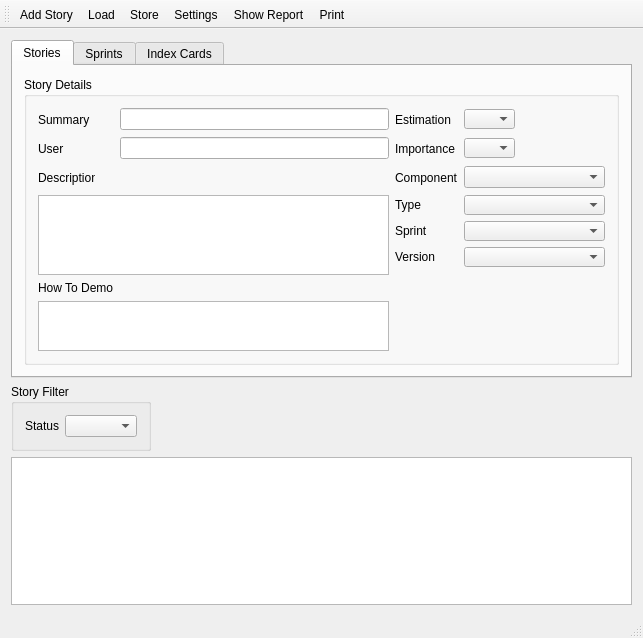
Old version of the form mainwindow.ui in the repository jmreyen/starfish.
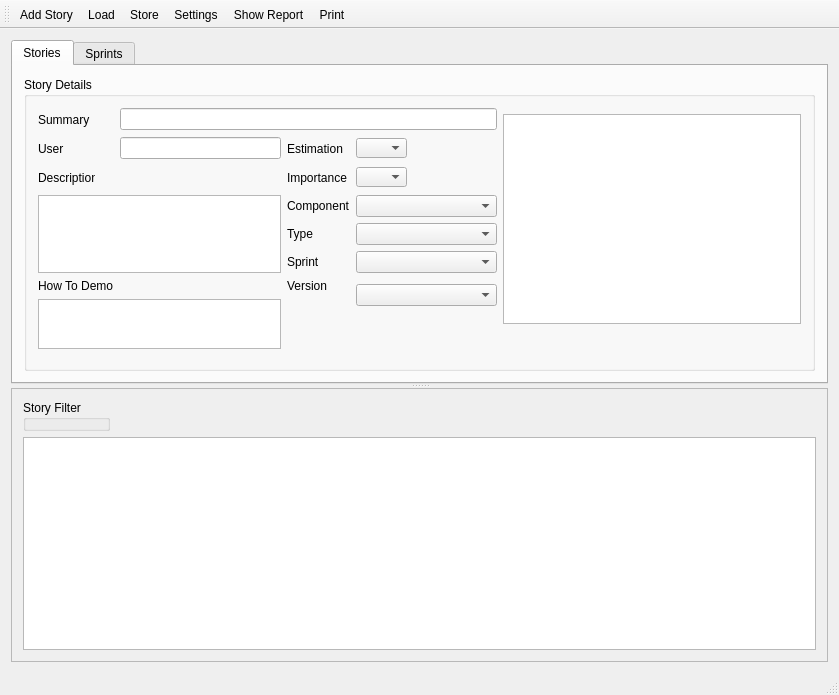
New version of the form. Icons and pictures are not drawn.

What changed in the file:
```diff
--- a/mainwindow.ui
+++ b/mainwindow.ui
@@ -6,8 +6,8 @@
    <rect>
     <x>0</x>
     <y>0</y>
-    <width>643</width>
-    <height>638</height>
+    <width>812</width>
+    <height>658</height>
    </rect>
   </property>
   <property name="sizePolicy">
@@ -25,7 +25,11 @@
   </property>
   <widget class="QWidget" name="centralWidget">
    <layout class="QGridLayout" name="gridLayout_4">
-    <item row="0" column="0" colspan="2">
+    <item row="0" column="0">
+     <widget class="QSplitter" name="splitter">
+      <property name="orientation">
+       <enum>Qt::Vertical</enum>
+      </property>
      <widget class="QTabWidget" name="tabWidget">
       <property name="currentIndex">
        <number>0</number>
@@ -60,8 +64,52 @@
              </property>
             </widget>
            </item>
-           <item row="0" column="1">
-            <widget class="QLineEdit" name="summaryEdit"/>
+            <item row="0" column="1" colspan="3">
+             <widget class="QLineEdit" name="summaryEdit">
+              <property name="minimumSize">
+               <size>
+                <width>161</width>
+                <height>0</height>
+               </size>
+              </property>
+             </widget>
+            </item>
+            <item row="0" column="4" rowspan="9">
+             <widget class="QGraphicsView" name="cardView">
+              <property name="enabled">
+               <bool>true</bool>
+              </property>
+              <property name="sizePolicy">
+               <sizepolicy hsizetype="Fixed" vsizetype="Fixed">
+                <horstretch>0</horstretch>
+                <verstretch>0</verstretch>
+               </sizepolicy>
+              </property>
+              <property name="minimumSize">
+               <size>
+                <width>298</width>
+                <height>210</height>
+               </size>
+              </property>
+              <property name="maximumSize">
+               <size>
+                <width>298</width>
+                <height>210</height>
+               </size>
+              </property>
+              <property name="styleSheet">
+               <string notr="true"/>
+              </property>
+              <property name="frameShape">
+               <enum>QFrame::StyledPanel</enum>
+              </property>
+              <property name="verticalScrollBarPolicy">
+               <enum>Qt::ScrollBarAlwaysOff</enum>
+              </property>
+              <property name="horizontalScrollBarPolicy">
+               <enum>Qt::ScrollBarAlwaysOff</enum>
+              </property>
+             </widget>
            </item>
            <item row="1" column="0">
             <widget class="QLabel" name="label_9">
@@ -83,75 +131,23 @@
             </widget>
            </item>
            <item row="1" column="1">
-            <widget class="QLineEdit" name="reporterEdit"/>
-           </item>
-           <item row="2" column="0">
-            <widget class="QLabel" name="label_7">
+             <widget class="QLineEdit" name="reporterEdit">
              <property name="minimumSize">
               <size>
-               <width>57</width>
-               <height>23</height>
-              </size>
-             </property>
-             <property name="maximumSize">
-              <size>
-               <width>57</width>
-               <height>23</height>
-              </size>
-             </property>
-             <property name="text">
-              <string>Description</string>
-             </property>
-            </widget>
-           </item>
-           <item row="3" column="0" rowspan="4" colspan="2">
-            <widget class="QTextEdit" name="descriptionEdit">
-             <property name="maximumSize">
-              <size>
-               <width>16777215</width>
-               <height>120</height>
-              </size>
-             </property>
-            </widget>
-           </item>
-           <item row="6" column="3" rowspan="2">
-            <spacer name="verticalSpacer">
-             <property name="orientation">
-              <enum>Qt::Vertical</enum>
-             </property>
-             <property name="sizeHint" stdset="0">
-              <size>
-               <width>138</width>
-               <height>24</height>
-              </size>
-             </property>
-            </spacer>
-           </item>
-           <item row="7" column="0">
-            <widget class="QLabel" name="label_24">
-             <property name="text">
-              <string>How To Demo</string>
-             </property>
-            </widget>
-           </item>
-           <item row="8" column="0" colspan="2">
-            <widget class="QTextEdit" name="textEdit">
-             <property name="maximumSize">
-              <size>
-               <width>16777215</width>
-               <height>50</height>
-              </size>
-             </property>
-            </widget>
-           </item>
-           <item row="0" column="2">
+                <width>161</width>
+                <height>0</height>
+               </size>
+              </property>
+             </widget>
+            </item>
+            <item row="1" column="2">
             <widget class="QLabel" name="label_14">
              <property name="text">
               <string>Estimation</string>
              </property>
             </widget>
            </item>
-           <item row="0" column="3">
+            <item row="1" column="3">
             <widget class="QComboBox" name="estComboBox">
              <property name="maximumSize">
               <size>
@@ -161,14 +157,33 @@
              </property>
             </widget>
            </item>
-           <item row="1" column="2">
+            <item row="2" column="0">
+             <widget class="QLabel" name="label_7">
+              <property name="minimumSize">
+               <size>
+                <width>57</width>
+                <height>23</height>
+               </size>
+              </property>
+              <property name="maximumSize">
+               <size>
+                <width>57</width>
+                <height>23</height>
+               </size>
+              </property>
+              <property name="text">
+               <string>Description</string>
+              </property>
+             </widget>
+            </item>
+            <item row="2" column="2">
             <widget class="QLabel" name="label_10">
              <property name="text">
               <string>Importance</string>
              </property>
             </widget>
            </item>
-           <item row="1" column="3">
+            <item row="2" column="3">
             <widget class="QComboBox" name="impComboBox">
              <property name="maximumSize">
               <size>
@@ -178,25 +193,31 @@
              </property>
             </widget>
            </item>
-           <item row="2" column="2">
+            <item row="3" column="0" rowspan="3" colspan="2">
+             <widget class="QTextEdit" name="descriptionEdit">
+              <property name="minimumSize">
+               <size>
+                <width>232</width>
+                <height>72</height>
+               </size>
+              </property>
+              <property name="maximumSize">
+               <size>
+                <width>16777215</width>
+                <height>120</height>
+               </size>
+              </property>
+             </widget>
+            </item>
+            <item row="3" column="2">
             <widget class="QLabel" name="label_12">
              <property name="text">
               <string>Component</string>
              </property>
             </widget>
            </item>
-           <item row="2" column="3">
-            <widget class="QComboBox" name="comComboBox">
-             <property name="minimumSize">
-              <size>
-               <width>141</width>
-               <height>20</height>
-              </size>
-             </property>
-            </widget>
-           </item>
            <item row="3" column="3">
-            <widget class="QComboBox" name="typComboBox">
+             <widget class="QComboBox" name="comComboBox">
              <property name="minimumSize">
               <size>
                <width>141</width>
@@ -205,7 +226,7 @@
              </property>
             </widget>
            </item>
-           <item row="3" column="2">
+            <item row="4" column="2">
             <widget class="QLabel" name="label_6">
              <property name="minimumSize">
               <size>
@@ -218,14 +239,37 @@
              </property>
             </widget>
            </item>
-           <item row="4" column="2">
+            <item row="4" column="3">
+             <widget class="QComboBox" name="typComboBox">
+              <property name="minimumSize">
+               <size>
+                <width>141</width>
+                <height>20</height>
+               </size>
+              </property>
+             </widget>
+            </item>
+            <item row="4" column="5">
+             <spacer name="horizontalSpacer_2">
+              <property name="orientation">
+               <enum>Qt::Horizontal</enum>
+              </property>
+              <property name="sizeHint" stdset="0">
+               <size>
+                <width>40</width>
+                <height>20</height>
+               </size>
+              </property>
+             </spacer>
+            </item>
+            <item row="5" column="2">
             <widget class="QLabel" name="label_11">
              <property name="text">
               <string>Sprint</string>
              </property>
             </widget>
            </item>
-           <item row="4" column="3">
+            <item row="5" column="3">
             <widget class="QComboBox" name="sprComboBox">
              <property name="minimumSize">
               <size>
@@ -235,14 +279,21 @@
              </property>
             </widget>
            </item>
-           <item row="5" column="2">
+            <item row="6" column="0">
+             <widget class="QLabel" name="label_24">
+              <property name="text">
+               <string>How To Demo</string>
+              </property>
+             </widget>
+            </item>
+            <item row="6" column="2">
             <widget class="QLabel" name="label_13">
              <property name="text">
               <string>Version</string>
              </property>
             </widget>
            </item>
-           <item row="5" column="3">
+            <item row="6" column="3" rowspan="2">
             <widget class="QComboBox" name="verComboBox">
              <property name="minimumSize">
               <size>
@@ -252,6 +303,61 @@
              </property>
             </widget>
            </item>
+            <item row="7" column="0" rowspan="3" colspan="2">
+             <widget class="QTextEdit" name="textEdit">
+              <property name="minimumSize">
+               <size>
+                <width>232</width>
+                <height>50</height>
+               </size>
+              </property>
+              <property name="maximumSize">
+               <size>
+                <width>16777215</width>
+                <height>50</height>
+               </size>
+              </property>
+             </widget>
+            </item>
+            <item row="8" column="3" rowspan="2">
+             <spacer name="verticalSpacer">
+              <property name="orientation">
+               <enum>Qt::Vertical</enum>
+              </property>
+              <property name="sizeHint" stdset="0">
+               <size>
+                <width>138</width>
+                <height>24</height>
+               </size>
+              </property>
+             </spacer>
+            </item>
+            <item row="9" column="4" rowspan="2">
+             <spacer name="verticalSpacer_2">
+              <property name="orientation">
+               <enum>Qt::Vertical</enum>
+              </property>
+              <property name="sizeHint" stdset="0">
+               <size>
+                <width>295</width>
+                <height>17</height>
+               </size>
+              </property>
+             </spacer>
+            </item>
+            <item row="10" column="1">
+             <spacer name="verticalSpacer_3">
+              <property name="orientation">
+               <enum>Qt::Vertical</enum>
+              </property>
+              <property name="sizeHint" stdset="0">
+               <size>
+                <width>20</width>
+                <height>4</height>
+               </size>
+              </property>
+             </spacer>
+            </item>
           </layout>
          </widget>
         </item>
@@ -575,108 +681,44 @@
         </attribute>
        </widget>
       </widget>
-      <widget class="QWidget" name="tab_3">
-       <attribute name="title">
-        <string>Index Cards</string>
-       </attribute>
-       <layout class="QGridLayout" name="gridLayout_6">
-        <item row="0" column="0">
-         <widget class="QGroupBox" name="groupBox_3">
-          <property name="title">
-           <string>Preview</string>
-          </property>
-          <layout class="QGridLayout" name="gridLayout_5">
-           <item row="0" column="0">
-            <widget class="QGraphicsView" name="cardView">
-             <property name="enabled">
-              <bool>true</bool>
-             </property>
-             <property name="sizePolicy">
-              <sizepolicy hsizetype="Fixed" vsizetype="Fixed">
-               <horstretch>0</horstretch>
-               <verstretch>0</verstretch>
-              </sizepolicy>
-             </property>
-             <property name="minimumSize">
-              <size>
-               <width>298</width>
-               <height>210</height>
-              </size>
-             </property>
-             <property name="maximumSize">
-              <size>
-               <width>298</width>
-               <height>210</height>
-              </size>
-             </property>
-             <property name="styleSheet">
-              <string notr="true"/>
-             </property>
+      </widget>
+      <widget class="QFrame" name="frame">
              <property name="frameShape">
               <enum>QFrame::StyledPanel</enum>
              </property>
-             <property name="verticalScrollBarPolicy">
-              <enum>Qt::ScrollBarAlwaysOff</enum>
-             </property>
-             <property name="horizontalScrollBarPolicy">
-              <enum>Qt::ScrollBarAlwaysOff</enum>
-             </property>
-            </widget>
-           </item>
-          </layout>
-         </widget>
-        </item>
-        <item row="0" column="1">
-         <spacer name="horizontalSpacer_2">
-          <property name="orientation">
-           <enum>Qt::Horizontal</enum>
-          </property>
-          <property name="sizeHint" stdset="0">
-           <size>
-            <width>373</width>
-            <height>20</height>
-           </size>
-          </property>
-         </spacer>
-        </item>
-       </layout>
-      </widget>
-     </widget>
-    </item>
-    <item row="1" column="0">
+       <property name="frameShadow">
+        <enum>QFrame::Raised</enum>
+       </property>
+       <layout class="QGridLayout" name="gridLayout_2">
+        <item row="0" column="0">
      <widget class="QGroupBox" name="showStatusGroupBox">
       <property name="title">
        <string>Story Filter</string>
       </property>
-      <layout class="QGridLayout" name="gridLayout_2">
-       <item row="0" column="0">
-        <widget class="QLabel" name="label_15">
-         <property name="text">
-          <string>Status</string>
-         </property>
+          <zorder>textEdit</zorder>
         </widget>
        </item>
        <item row="0" column="1">
-        <widget class="QComboBox" name="filterValueComboBox"/>
-       </item>
-      </layout>
-     </widget>
-    </item>
-    <item row="1" column="1">
      <spacer name="horizontalSpacer">
       <property name="orientation">
        <enum>Qt::Horizontal</enum>
       </property>
       <property name="sizeHint" stdset="0">
        <size>
-        <width>133</width>
-        <height>20</height>
+            <width>618</width>
+            <height>14</height>
        </size>
       </property>
      </spacer>
     </item>
-    <item row="2" column="0" colspan="2">
+        <item row="1" column="0" colspan="2">
      <widget class="QTreeView" name="storyTreeView">
+          <property name="minimumSize">
+           <size>
+            <width>0</width>
+            <height>213</height>
+           </size>
+          </property>
       <property name="editTriggers">
        <set>QAbstractItemView::AnyKeyPressed|QAbstractItemView::DoubleClicked|QAbstractItemView::EditKeyPressed</set>
       </property>
@@ -708,12 +750,16 @@
     </item>
    </layout>
   </widget>
+     </widget>
+    </item>
+   </layout>
+  </widget>
   <widget class="QMenuBar" name="menuBar">
    <property name="geometry">
     <rect>
      <x>0</x>
      <y>0</y>
-     <width>643</width>
+     <width>812</width>
      <height>21</height>
     </rect>
    </property>
```
Lines whose indentation alone changed are shown as unchanged.
